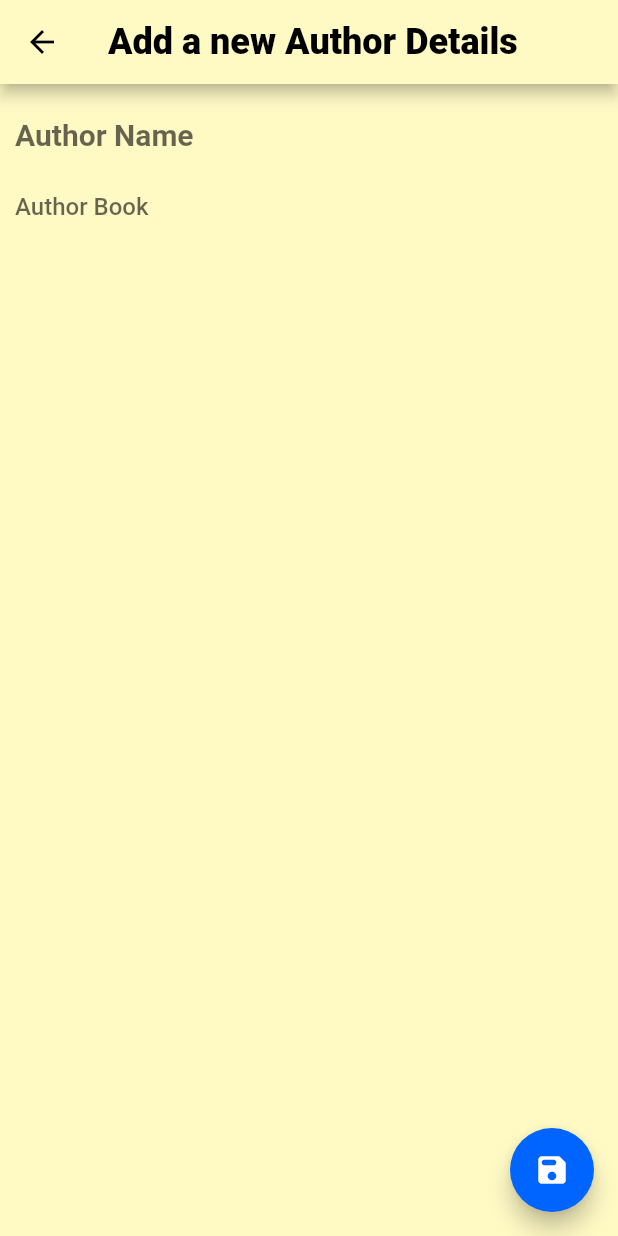
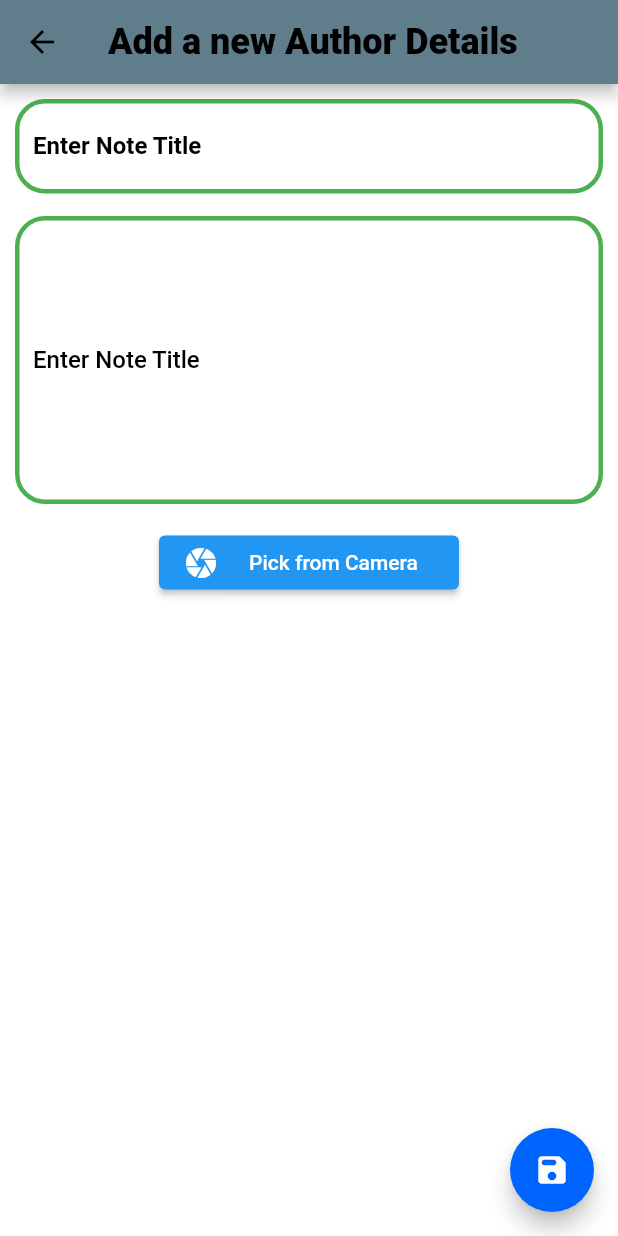
Before and after one commit to hemaxiSodvadiya/author_app, a Flutter app: the EditAuthor screen opened directly, on a phone screen of 412 x 824 dp. Run offline on Flutter 3.47's test engine with Material 2 defaults, Android fonts, the light colour scheme and no system bars; our stand-ins replace cloud_firestore, firebase_core, firebase_storage, google_fonts, image_picker; accounts and stored records are empty.

Commit message:
Update edit_note.dart

```diff
--- a/lib/common/edit_note.dart
+++ b/lib/common/edit_note.dart
@@ -1,7 +1,13 @@
+import 'dart:convert';
 import 'dart:math';
+import 'dart:io';
 
+import 'package:author_app/helper/image.dart';
 import 'package:cloud_firestore/cloud_firestore.dart';
+import 'package:firebase_storage/firebase_storage.dart' as firebase_storage;
+import 'package:firebase_storage/firebase_storage.dart';
 import 'package:flutter/material.dart';
+import 'package:image_picker/image_picker.dart';
 
 import 'color.dart';
 
@@ -13,17 +19,19 @@ class EditAuthor extends StatefulWidget {
 }
 
 class _EditAuthorState extends State<EditAuthor> {
+  TextEditingController titleController = TextEditingController();
+  TextEditingController contextController = TextEditingController();
   int color_id = Random().nextInt(Style.cardsColor.length);
 
-  TextEditingController titleController = TextEditingController();
-  TextEditingController contextController = TextEditingController();
+  String imageUrl = '';
+
 
   @override
   Widget build(BuildContext context) {
     return Scaffold(
-      backgroundColor: Style.cardsColor[color_id],
+      backgroundColor: Colors.white,
       appBar: AppBar(
-        backgroundColor: Style.cardsColor[color_id],
+        backgroundColor: Color(0xff607d8b),
         iconTheme: IconThemeData(color: Colors.black),
         title: Text(
           "Add a new Author Details",
@@ -41,23 +49,101 @@ class _EditAuthorState extends State<EditAuthor> {
               decoration: InputDecoration(
                 border: InputBorder.none,
                 hintText: 'Author Name',
+                labelText: "Enter Note Title",
+                labelStyle: const TextStyle(fontSize: 16, color: Colors.black),
+                focusedBorder: OutlineInputBorder(
+                  borderRadius: BorderRadius.circular(20),
+                  borderSide: BorderSide(
+                    color: Colors.red,
+                    width: 3,
+                  ),
+                ),
+                enabledBorder: OutlineInputBorder(
+                  borderRadius: BorderRadius.circular(20),
+                  borderSide: BorderSide(
+                    color: Colors.green,
+                    width: 3,
+                  ),
+                ),
               ),
               style: Style.mainTitle,
+            ),
+            SizedBox(
+              height: 15,
             ),
             TextField(
               controller: contextController,
               keyboardType: TextInputType.multiline,
-              maxLines: null,
+              maxLines: 8,
               decoration: InputDecoration(
                 border: InputBorder.none,
                 hintText: 'Author Book',
+                labelText: "Enter Note Title",
+                labelStyle: const TextStyle(fontSize: 16, color: Colors.black),
+                focusedBorder: OutlineInputBorder(
+                  borderRadius: BorderRadius.circular(20),
+                  borderSide: BorderSide(
+                    color: Colors.red,
+                    width: 3,
+                  ),
+                ),
+                enabledBorder: OutlineInputBorder(
+                  borderRadius: BorderRadius.circular(20),
+                  borderSide: BorderSide(
+                    color: Colors.green,
+                    width: 3,
+                  ),
+                ),
               ),
               style: Style.mainContext,
+            ),
+            // ImageButton(),
+            SizedBox(
+              height: 15,
+            ),
+
+
+            Container(
+              width: 200,
+              child: ElevatedButton(
+                onPressed: () async {
+                  ImagePicker imagePicker = ImagePicker();
+                  XFile? file =
+                      await imagePicker.pickImage(source: ImageSource.camera);
+                  print("**************************");
+                  print("**************************");
+                  print('${file?.path}');
+                  print("**************************");
+                  print("**************************");
+
+                  if (file == null) return;
+                  String uniqueFileName =
+                      DateTime.now().millisecondsSinceEpoch.toString();
+
+                  Reference referenceRoot = FirebaseStorage.instance.ref();
+                  Reference referenceDirImages = referenceRoot.child('images');
+                  Reference referenceImageToUpload =
+                      referenceDirImages.child(uniqueFileName);
+
+                  try {
+                    await referenceImageToUpload.putFile(File(file!.path));
+                    imageUrl = await referenceImageToUpload.getDownloadURL();
+                  } catch (error) {}
+                },
+                child: Row(
+                  children: [
+                    Icon(Icons.camera),
+                    SizedBox(
+                      width: 20,
+                    ),
+                    Text("Pick from Camera"),
+                  ],
+                ),
+              ),
             ),
           ],
         ),
       ),
-      /**/
       floatingActionButton: FloatingActionButton(
         backgroundColor: Style.accentColor,
         onPressed: () {
@@ -65,6 +151,7 @@ class _EditAuthorState extends State<EditAuthor> {
             "author_name": titleController.text,
             "author_book": contextController.text,
             "color_id": color_id,
+            "image": imageUrl,
           }).then((value) {
             print(value.id);
             Navigator.of(context).pop();
```
